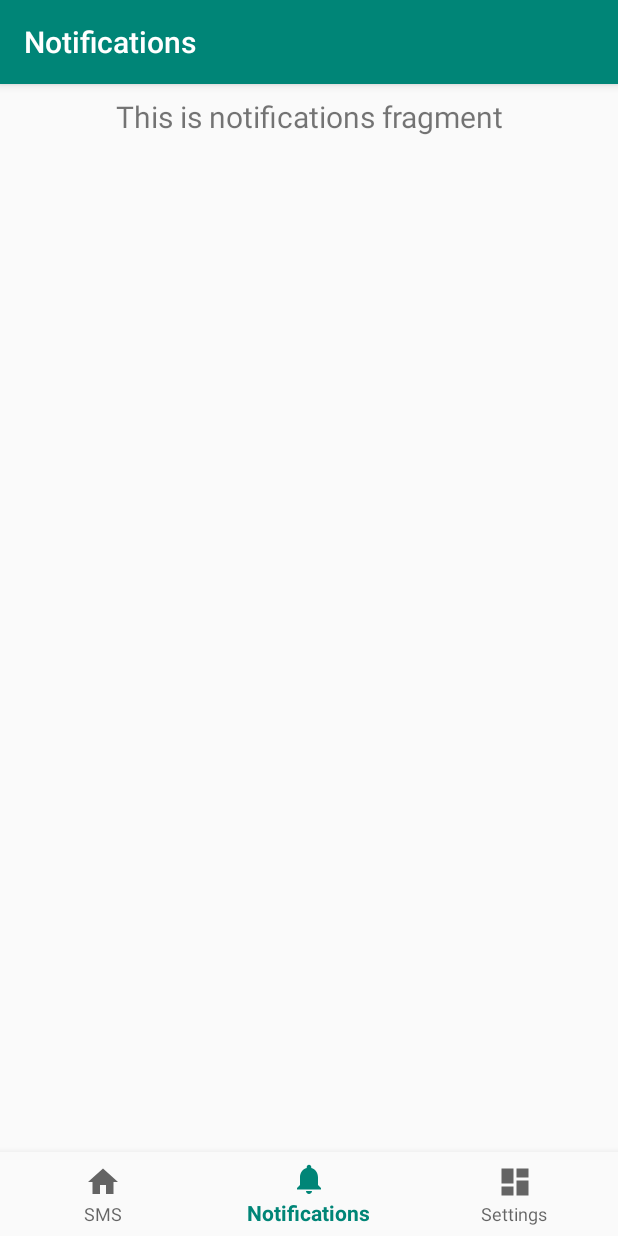
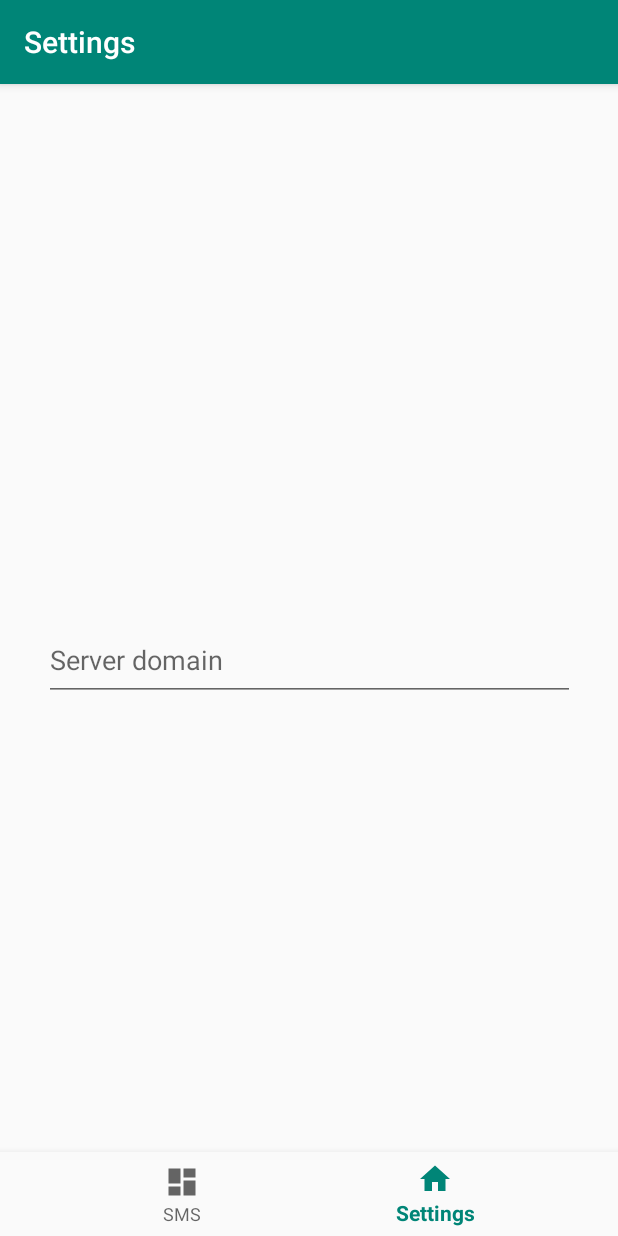
Before and after one commit to hugojcqs/sms, an Android app: the screen it shows after launch (MainActivity), item 2 of the bottom bar chosen, on a phone screen of 412 x 824 dp. Run offline under Robolectric (Android 15) with nearby library versions, the phone set to English and light mode, and no system bars; our stand-ins replace navigation-ui.

Commit message:
Removed unused notification fragment

```diff
--- a/Android/SoireSMS/app/src/main/java/com/example/soireesms/MainActivity.java
+++ b/Android/SoireSMS/app/src/main/java/com/example/soireesms/MainActivity.java
@@ -51,7 +51,7 @@ public class MainActivity extends AppCompatActivity {
         // Passing each menu ID as a set of Ids because each
         // menu should be considered as top level destinations.
         AppBarConfiguration appBarConfiguration = new AppBarConfiguration.Builder(
-                R.id.navigation_home, R.id.navigation_dashboard, R.id.navigation_notifications)
+                R.id.navigation_home, R.id.navigation_dashboard)
                 .build();
         NavController navController = Navigation.findNavController(this, R.id.nav_host_fragment);
         NavigationUI.setupActionBarWithNavController(this, navController, appBarConfiguration);
--- a/Android/SoireSMS/app/src/main/java/com/example/soireesms/ui/notifications/NotificationsFragment.java
+++ /dev/null
@@ -1,35 +0,0 @@
-package com.example.soireesms.ui.notifications;
-
-import android.os.Bundle;
-import android.view.LayoutInflater;
-import android.view.View;
-import android.view.ViewGroup;
-import android.widget.TextView;
-
-import androidx.annotation.Nullable;
-import androidx.annotation.NonNull;
-import androidx.fragment.app.Fragment;
-import androidx.lifecycle.Observer;
-import androidx.lifecycle.ViewModelProviders;
-
-import com.example.soireesms.R;
-
-public class NotificationsFragment extends Fragment {
-
-    private NotificationsViewModel notificationsViewModel;
-
-    public View onCreateView(@NonNull LayoutInflater inflater,
-                             ViewGroup container, Bundle savedInstanceState) {
-        notificationsViewModel =
-                ViewModelProviders.of(this).get(NotificationsViewModel.class);
-        View root = inflater.inflate(R.layout.fragment_notifications, container, false);
-        final TextView textView = root.findViewById(R.id.text_notifications);
-        notificationsViewModel.getText().observe(this, new Observer<String>() {
-            @Override
-            public void onChanged(@Nullable String s) {
-                textView.setText(s);
-            }
-        });
-        return root;
-    }
-}
--- a/Android/SoireSMS/app/src/main/java/com/example/soireesms/ui/notifications/NotificationsViewModel.java
+++ /dev/null
@@ -1,19 +0,0 @@
-package com.example.soireesms.ui.notifications;
-
-import androidx.lifecycle.LiveData;
-import androidx.lifecycle.MutableLiveData;
-import androidx.lifecycle.ViewModel;
-
-public class NotificationsViewModel extends ViewModel {
-
-    private MutableLiveData<String> mText;
-
-    public NotificationsViewModel() {
-        mText = new MutableLiveData<>();
-        mText.setValue("This is notifications fragment");
-    }
-
-    public LiveData<String> getText() {
-        return mText;
-    }
-}
--- a/Android/SoireSMS/app/src/main/res/menu/bottom_nav_menu.xml
+++ b/Android/SoireSMS/app/src/main/res/menu/bottom_nav_menu.xml
@@ -3,17 +3,12 @@
 
     <item
         android:id="@+id/navigation_home"
-        android:icon="@drawable/ic_home_black_24dp"
+        android:icon="@drawable/ic_dashboard_black_24dp"
         android:title="@string/all_sms" />
 
     <item
-        android:id="@+id/navigation_notifications"
-        android:icon="@drawable/ic_notifications_black_24dp"
-        android:title="@string/title_notifications" />
-
-    <item
         android:id="@+id/navigation_dashboard"
-        android:icon="@drawable/ic_dashboard_black_24dp"
+        android:icon="@drawable/ic_home_black_24dp"
         android:title="@string/settings" />
 
 </menu>
--- a/Android/SoireSMS/app/src/main/res/values/strings.xml
+++ b/Android/SoireSMS/app/src/main/res/values/strings.xml
@@ -2,12 +2,13 @@
     <string name="app_name">Soirée SMS</string>
     <string name="all_sms">SMS</string>
     <string name="settings">Settings</string>
+    <string name="server">Server</string>
     <string name="title_notifications">Notifications</string>
     <string name="server_domain">Server domain</string>
     <string name="save">Save</string>
     <string name="telephone_number">Telephone number</string>
     <string name="message">Message</string>
-    <string name="domainError">Verify the domain specified!</string>
+    <string name="domainError">Verify the specified domain!</string>
     <string name="sendingError">Error while sending the message to the server</string>
     <string name="messageSent">Message was correctly sent to the server</string>
 </resources>
```
